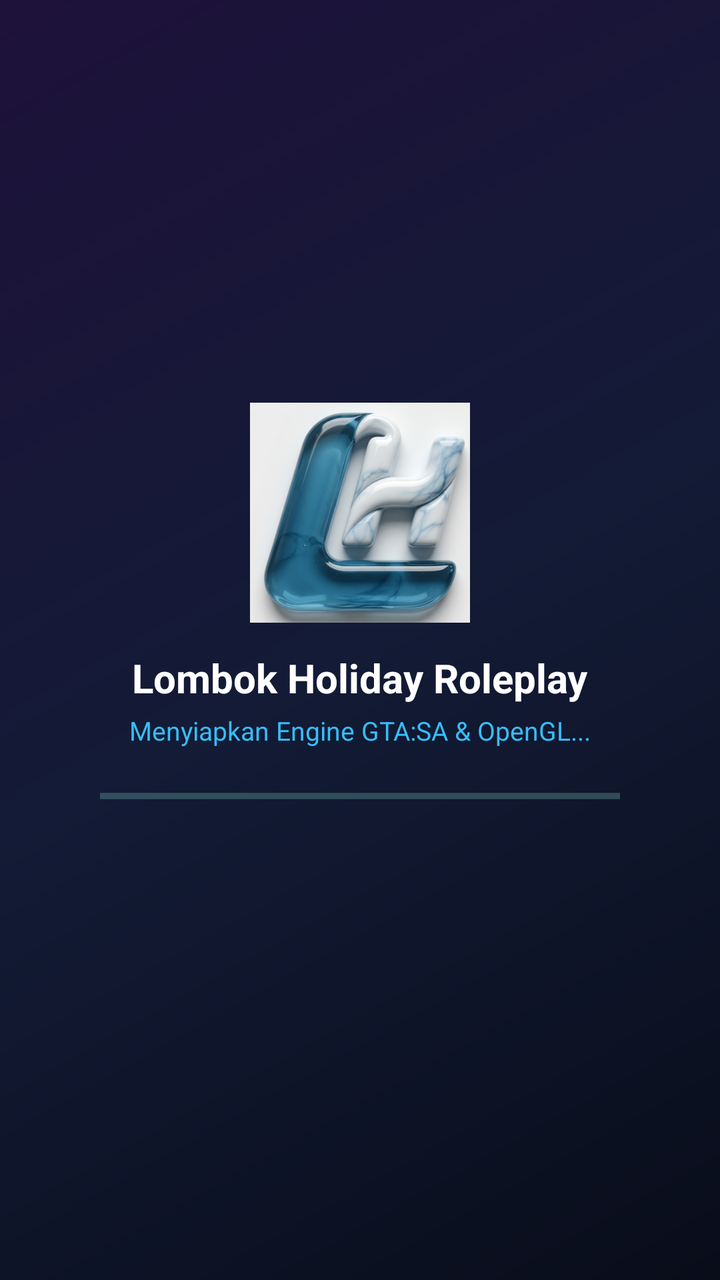
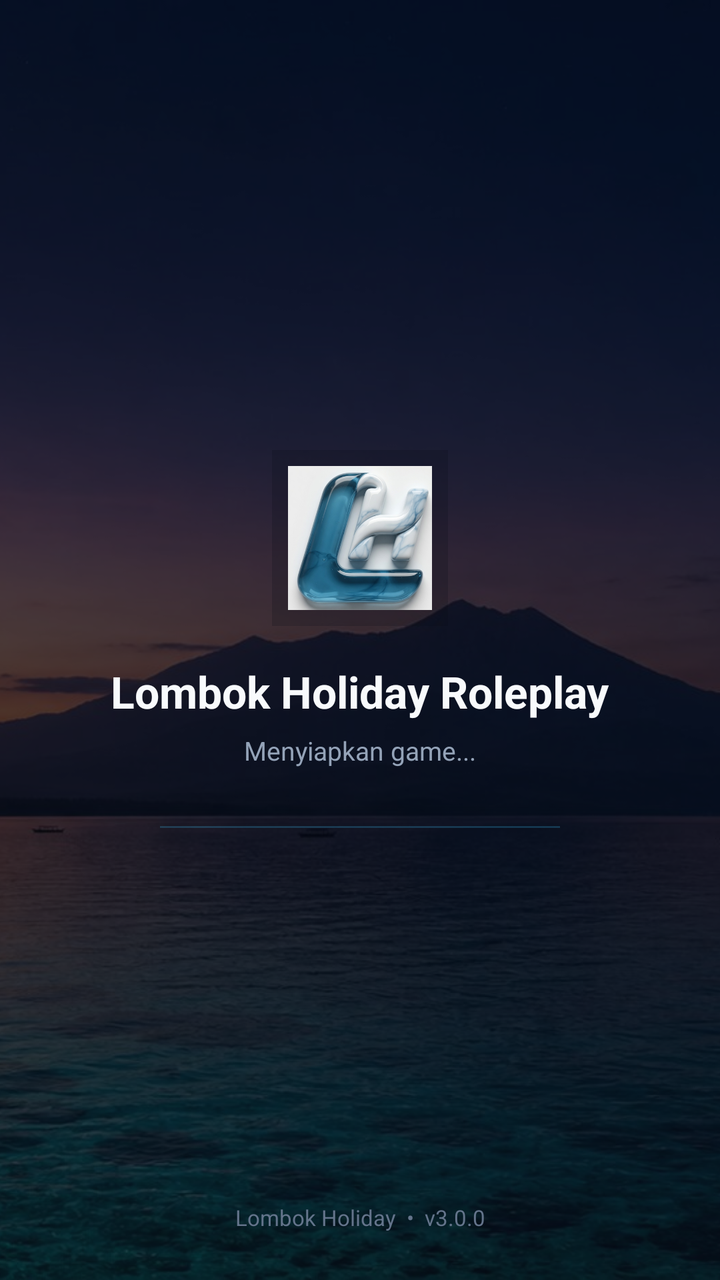

The first picture is an Android layout as it rendered before a commit; the second is the same layout after the commit. The layout source and the unified diff follow.
<!-- AndroidManifest.xml: application theme Theme.AppCompat.NoActionBar -->
<!-- res/layout/loadingscreen.xml -->
<?xml version="1.0" encoding="utf-8"?>
<androidx.constraintlayout.widget.ConstraintLayout xmlns:android="http://schemas.android.com/apk/res/android"
    xmlns:app="http://schemas.android.com/apk/res-auto"
    android:layout_width="match_parent"
    android:layout_height="match_parent"
    android:background="@drawable/background">

    <ImageView
        android:id="@+id/imageView3"
        android:layout_width="110dp"
        android:layout_height="110dp"
        app:layout_constraintBottom_toBottomOf="parent"
        app:layout_constraintEnd_toEndOf="parent"
        app:layout_constraintStart_toStartOf="parent"
        app:layout_constraintTop_toTopOf="parent"
        app:layout_constraintVertical_bias="0.38"
        app:srcCompat="@drawable/logo" />

    <TextView
        android:id="@+id/loadingTitle"
        android:layout_width="wrap_content"
        android:layout_height="wrap_content"
        android:layout_marginTop="14dp"
        android:text="Lombok Holiday Roleplay"
        android:textColor="#FFFFFF"
        android:textSize="20sp"
        android:textStyle="bold"
        app:layout_constraintEnd_toEndOf="parent"
        app:layout_constraintStart_toStartOf="parent"
        app:layout_constraintTop_toBottomOf="@+id/imageView3" />

    <TextView
        android:id="@+id/loadingSub"
        android:layout_width="wrap_content"
        android:layout_height="wrap_content"
        android:layout_marginTop="4dp"
        android:text="Menyiapkan Engine GTA:SA &amp; OpenGL..."
        android:textColor="#38BDF8"
        android:textSize="13sp"
        app:layout_constraintEnd_toEndOf="parent"
        app:layout_constraintStart_toStartOf="parent"
        app:layout_constraintTop_toBottomOf="@+id/loadingTitle" />

    <ProgressBar
        android:id="@+id/progressBar2"
        style="?android:attr/progressBarStyleHorizontal"
        android:layout_width="260dp"
        android:layout_height="wrap_content"
        android:layout_marginTop="16dp"
        android:indeterminate="true"
        app:layout_constraintEnd_toEndOf="parent"
        app:layout_constraintStart_toStartOf="parent"
        app:layout_constraintTop_toBottomOf="@+id/loadingSub" />
</androidx.constraintlayout.widget.ConstraintLayout>
<!-- resources referenced by this layout -->
<resources>
  <!-- drawable background (drawable) -->
  <?xml version="1.0" encoding="utf-8"?>
  <shape xmlns:android="http://schemas.android.com/apk/res/android" android:shape="rectangle">
      <gradient
          android:startColor="#090D1A"
          android:centerColor="#131B36"
          android:endColor="#1E113A"
          android:angle="135"/>
  </shape>
  <!-- drawable logo: png bitmap (drawable, 148975 bytes) -->
</resources>

<!-- the commit's change to res/layout/loadingscreen.xml (unified diff, before → after) -->
@@ -3,52 +3,87 @@
     xmlns:app="http://schemas.android.com/apk/res-auto"
     android:layout_width="match_parent"
     android:layout_height="match_parent"
-    android:background="@drawable/background">
+    android:background="#060A14">
 
     <ImageView
-        android:id="@+id/imageView3"
-        android:layout_width="110dp"
-        android:layout_height="110dp"
+        android:id="@+id/loadingBg"
+        android:layout_width="match_parent"
+        android:layout_height="match_parent"
+        android:scaleType="centerCrop"
+        android:src="@drawable/lh_bg"
         app:layout_constraintBottom_toBottomOf="parent"
         app:layout_constraintEnd_toEndOf="parent"
         app:layout_constraintStart_toStartOf="parent"
-        app:layout_constraintTop_toTopOf="parent"
-        app:layout_constraintVertical_bias="0.38"
-        app:srcCompat="@drawable/logo" />
+        app:layout_constraintTop_toTopOf="parent" />
+
+    <View
+        android:layout_width="match_parent"
+        android:layout_height="match_parent"
+        android:background="#B8060A14"
+        app:layout_constraintBottom_toBottomOf="parent"
+        app:layout_constraintEnd_toEndOf="parent"
+        app:layout_constraintStart_toStartOf="parent"
+        app:layout_constraintTop_toTopOf="parent" />
+
+    <LinearLayout
+        android:layout_width="wrap_content"
+        android:layout_height="wrap_content"
+        android:gravity="center_horizontal"
+        android:orientation="vertical"
+        android:paddingStart="24dp"
+        android:paddingEnd="24dp"
+        app:layout_constraintBottom_toBottomOf="parent"
+        app:layout_constraintEnd_toEndOf="parent"
+        app:layout_constraintStart_toStartOf="parent"
+        app:layout_constraintTop_toTopOf="parent">
+
+        <ImageView
+            android:id="@+id/imageView3"
+            android:layout_width="88dp"
+            android:layout_height="88dp"
+            android:padding="8dp"
+            android:background="#33060A14"
+            android:src="@drawable/logo" />
+
+        <TextView
+            android:id="@+id/loadingTitle"
+            android:layout_width="wrap_content"
+            android:layout_height="wrap_content"
+            android:layout_marginTop="18dp"
+            android:text="Lombok Holiday Roleplay"
+            android:textColor="#F8FAFC"
+            android:textSize="22sp"
+            android:textStyle="bold" />
+
+        <TextView
+            android:id="@+id/loadingSub"
+            android:layout_width="wrap_content"
+            android:layout_height="wrap_content"
+            android:layout_marginTop="6dp"
+            android:text="Menyiapkan game..."
+            android:textColor="#94A3B8"
+            android:textSize="13sp" />
+
+        <ProgressBar
+            android:id="@+id/progressBar2"
+            style="?android:attr/progressBarStyleHorizontal"
+            android:layout_width="200dp"
+            android:layout_height="3dp"
+            android:layout_marginTop="28dp"
+            android:indeterminate="true"
+            android:indeterminateTint="#38BDF8"
+            android:progressBackgroundTint="#1E293B" />
+    </LinearLayout>
 
     <TextView
-        android:id="@+id/loadingTitle"
         android:layout_width="wrap_content"
         android:layout_height="wrap_content"
-        android:layout_marginTop="14dp"
-        android:text="Lombok Holiday Roleplay"
-        android:textColor="#FFFFFF"
-        android:textSize="20sp"
-        android:textStyle="bold"
+        android:layout_marginBottom="24dp"
+        android:text="Lombok Holiday  •  v3.0.0"
+        android:textColor="#64748B"
+        android:textSize="11sp"
+        app:layout_constraintBottom_toBottomOf="parent"
         app:layout_constraintEnd_toEndOf="parent"
-        app:layout_constraintStart_toStartOf="parent"
-        app:layout_constraintTop_toBottomOf="@+id/imageView3" />
+        app:layout_constraintStart_toStartOf="parent" />
 
-    <TextView
-        android:id="@+id/loadingSub"
-        android:layout_width="wrap_content"
-        android:layout_height="wrap_content"
-        android:layout_marginTop="4dp"
-        android:text="Menyiapkan Engine GTA:SA &amp; OpenGL..."
-        android:textColor="#38BDF8"
-        android:textSize="13sp"
-        app:layout_constraintEnd_toEndOf="parent"
-        app:layout_constraintStart_toStartOf="parent"
-        app:layout_constraintTop_toBottomOf="@+id/loadingTitle" />
-
-    <ProgressBar
-        android:id="@+id/progressBar2"
-        style="?android:attr/progressBarStyleHorizontal"
-        android:layout_width="260dp"
-        android:layout_height="wrap_content"
-        android:layout_marginTop="16dp"
-        android:indeterminate="true"
-        app:layout_constraintEnd_toEndOf="parent"
-        app:layout_constraintStart_toStartOf="parent"
-        app:layout_constraintTop_toBottomOf="@+id/loadingSub" />
 </androidx.constraintlayout.widget.ConstraintLayout>
<!-- resource entries referenced after the edit -->
@@ -1,14 +1,6 @@
 <!-- resources referenced by this layout -->
 <resources>
-  <!-- drawable background (drawable) -->
-  <?xml version="1.0" encoding="utf-8"?>
-  <shape xmlns:android="http://schemas.android.com/apk/res/android" android:shape="rectangle">
-      <gradient
-          android:startColor="#090D1A"
-          android:centerColor="#131B36"
-          android:endColor="#1E113A"
-          android:angle="135"/>
-  </shape>
+  <!-- drawable lh_bg: jpg bitmap (drawable-nodpi, 167838 bytes) -->
   <!-- drawable logo: png bitmap (drawable, 148975 bytes) -->
 </resources>
 
